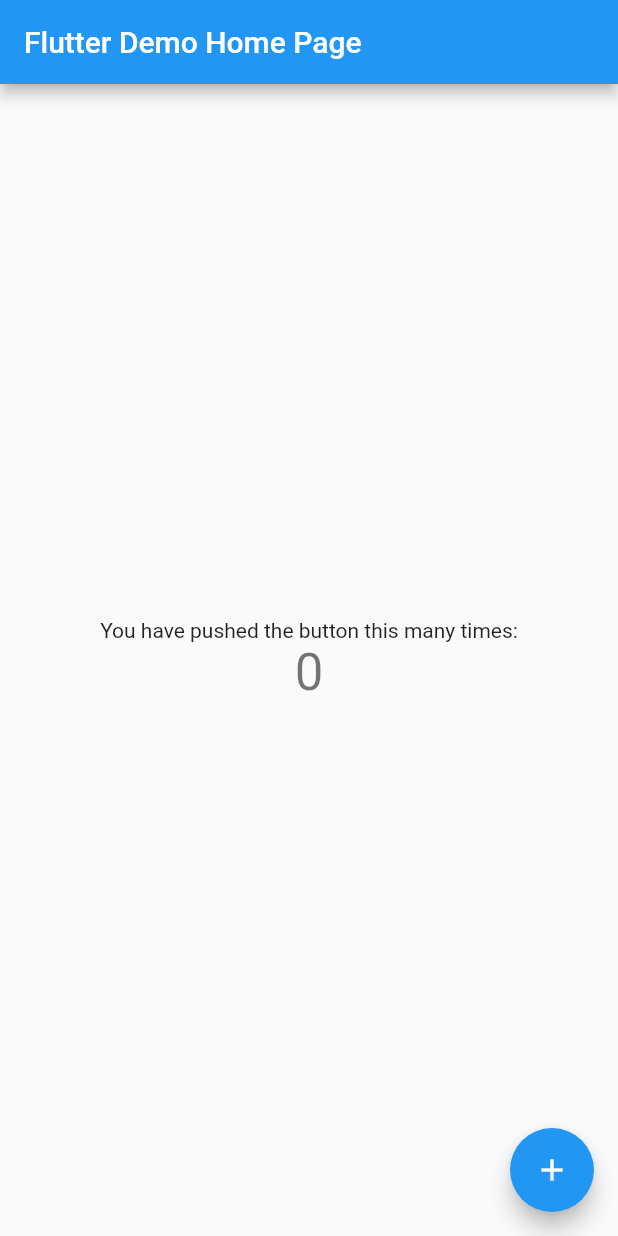
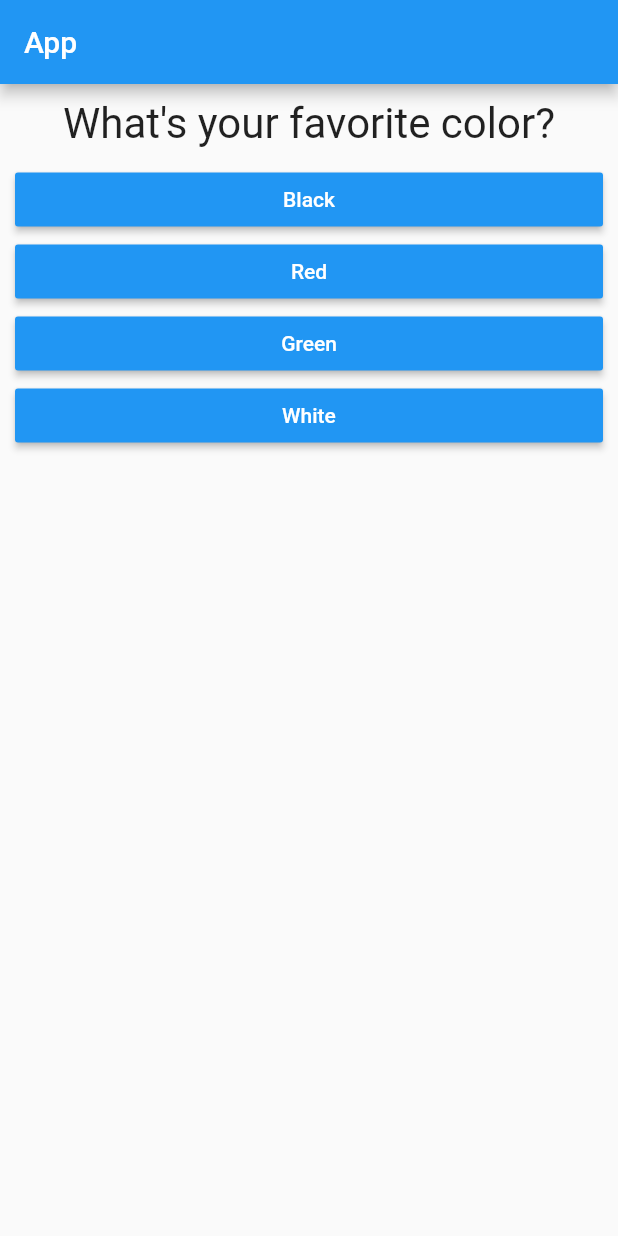
Before and after one commit to Dawid-Kolankowski/flutter-quiz-app, a Flutter app: the screen it shows after launch, on a phone screen of 412 x 824 dp. Run offline on Flutter 3.47's test engine with Material 2 defaults, Android fonts, the phone set to English and light mode, and no system bars.

Commit message:
question and answer widget

```diff
--- /dev/null
+++ b/lib/answer.dart
@@ -0,0 +1,22 @@
+import 'package:flutter/material.dart';
+
+class Answer extends StatelessWidget {
+  final Function selectHandler;
+  final String answerText;
+
+  Answer(this.selectHandler,this.answerText);
+
+  @override
+  Widget build(BuildContext context) {
+    return Container(
+      margin: EdgeInsets.only(left: 10, right: 10),
+      width: double.infinity,
+      child: RaisedButton(
+        color: Colors.blue,
+        textColor: Colors.white,
+        child: Text(answerText),
+        onPressed: selectHandler,
+      ),
+    );
+  }
+}
--- a/lib/main.dart
+++ b/lib/main.dart
@@ -1,111 +1,65 @@
 import 'package:flutter/material.dart';
 
-void main() => runApp(MyApp());
+import './question.dart';
+import './answer.dart';
 
-class MyApp extends StatelessWidget {
-  // This widget is the root of your application.
+void main() => runApp(App());
+
+class App extends StatefulWidget {
   @override
-  Widget build(BuildContext context) {
-    return MaterialApp(
-      title: 'Flutter Demo',
-      theme: ThemeData(
-        // This is the theme of your application.
-        //
-        // Try running your application with "flutter run". You'll see the
-        // application has a blue toolbar. Then, without quitting the app, try
-        // changing the primarySwatch below to Colors.green and then invoke
-        // "hot reload" (press "r" in the console where you ran "flutter run",
-        // or simply save your changes to "hot reload" in a Flutter IDE).
-        // Notice that the counter didn't reset back to zero; the application
-        // is not restarted.
-        primarySwatch: Colors.blue,
-      ),
-      home: MyHomePage(title: 'Flutter Demo Home Page'),
-    );
+  State<StatefulWidget> createState() {
+    return _AppState();
   }
 }
 
-class MyHomePage extends StatefulWidget {
-  MyHomePage({Key key, this.title}) : super(key: key);
+class _AppState extends State<App> {
+  var _questionIndex = 0;
 
-  // This widget is the home page of your application. It is stateful, meaning
-  // that it has a State object (defined below) that contains fields that affect
-  // how it looks.
-
-  // This class is the configuration for the state. It holds the values (in this
-  // case the title) provided by the parent (in this case the App widget) and
-  // used by the build method of the State. Fields in a Widget subclass are
-  // always marked "final".
-
-  final String title;
-
-  @override
-  _MyHomePageState createState() => _MyHomePageState();
-}
-
-class _MyHomePageState extends State<MyHomePage> {
-  int _counter = 0;
-
-  void _incrementCounter() {
+  void _answerQuestion() {
     setState(() {
-      // This call to setState tells the Flutter framework that something has
-      // changed in this State, which causes it to rerun the build method below
-      // so that the display can reflect the updated values. If we changed
-      // _counter without calling setState(), then the build method would not be
-      // called again, and so nothing would appear to happen.
-      _counter++;
+      _questionIndex = _questionIndex + 1;
     });
   }
 
   @override
   Widget build(BuildContext context) {
-    // This method is rerun every time setState is called, for instance as done
-    // by the _incrementCounter method above.
-    //
-    // The Flutter framework has been optimized to make rerunning build methods
-    // fast, so that you can just rebuild anything that needs updating rather
-    // than having to individually change instances of widgets.
-    return Scaffold(
-      appBar: AppBar(
-        // Here we take the value from the MyHomePage object that was created by
-        // the App.build method, and use it to set our appbar title.
-        title: Text(widget.title),
-      ),
-      body: Center(
-        // Center is a layout widget. It takes a single child and positions it
-        // in the middle of the parent.
-        child: Column(
-          // Column is also a layout widget. It takes a list of children and
-          // arranges them vertically. By default, it sizes itself to fit its
-          // children horizontally, and tries to be as tall as its parent.
-          //
-          // Invoke "debug painting" (press "p" in the console, choose the
-          // "Toggle Debug Paint" action from the Flutter Inspector in Android
-          // Studio, or the "Toggle Debug Paint" command in Visual Studio Code)
-          // to see the wireframe for each widget.
-          //
-          // Column has various properties to control how it sizes itself and
-          // how it positions its children. Here we use mainAxisAlignment to
-          // center the children vertically; the main axis here is the vertical
-          // axis because Columns are vertical (the cross axis would be
-          // horizontal).
-          mainAxisAlignment: MainAxisAlignment.center,
-          children: <Widget>[
-            Text(
-              'You have pushed the button this many times:',
+    var questions = [
+      {
+        'questionText': 'What\'s your favorite color?',
+        'answers':[
+          'Black','Red','Green','White'
+        ]
+      },
+      {
+        'questionText': 'What\'s your favorite animal?',
+        'answers':[
+          'Rabbit','Snake','Elephant','Lion'
+        ]
+      },
+      {
+        'questionText': 'What\'s your favorite car?',
+        'answers':[
+          'Porsche','Lamborghini','Toyota','Ford'
+        ]
+      },
+    ];
+
+    return MaterialApp(
+      home: Scaffold(
+        appBar: AppBar(
+          title: Text('App'),
+        ),
+        body: Column(
+          children: [
+            Question(
+              questions[_questionIndex]['questionText'],
             ),
-            Text(
-              '$_counter',
-              style: Theme.of(context).textTheme.display1,
-            ),
+            ...(questions[_questionIndex]['answers'] as List<String>).map((answer){
+              return Answer(_answerQuestion,answer);
+            }).toList(),
           ],
         ),
       ),
-      floatingActionButton: FloatingActionButton(
-        onPressed: _incrementCounter,
-        tooltip: 'Increment',
-        child: Icon(Icons.add),
-      ), // This trailing comma makes auto-formatting nicer for build methods.
     );
   }
 }
--- /dev/null
+++ b/lib/question.dart
@@ -0,0 +1,22 @@
+import 'package:flutter/material.dart';
+
+class Question extends StatelessWidget {
+  final String questionText;
+
+  Question(this.questionText);
+
+  @override
+  Widget build(BuildContext context) {
+    return Container(
+      width: double.infinity,
+      margin: EdgeInsets.all(10),
+      child: Text(
+        questionText,
+        style: TextStyle(
+          fontSize: 28,
+        ),
+        textAlign: TextAlign.center,
+      ),
+    );
+  }
+}
```
Also changed, not shown: 3 other files.
